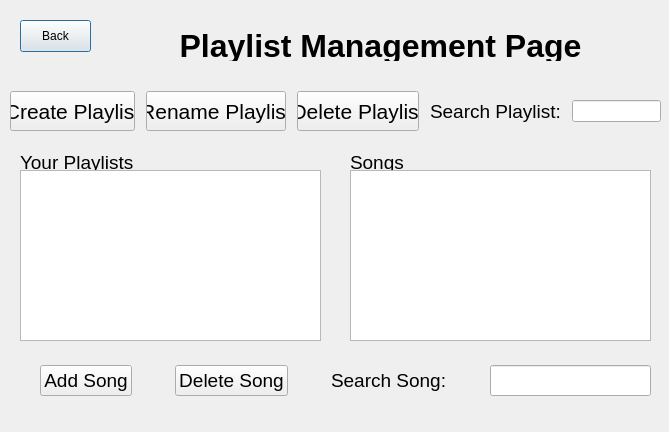
david-boules/Music-Playlist-Manager, file Music-Manager/playlistmanagement.ui: the form before one commit.
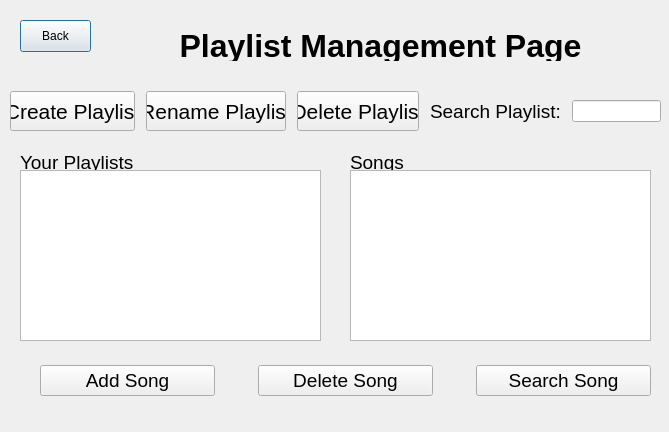
The form after the commit.

Diff of the .ui file:
```diff
--- a/Music-Manager/playlistmanagement.ui
+++ b/Music-Manager/playlistmanagement.ui
@@ -241,21 +241,12 @@
      </widget>
     </item>
     <item>
-     <widget class="QLabel" name="label">
-      <property name="font">
-       <font>
-        <family>Arial</family>
-        <pointsize>14</pointsize>
-       </font>
-      </property>
+     <widget class="QPushButton" name="SearchSong">
       <property name="text">
-       <string>Search Song:</string>
+       <string>Search Song</string>
       </property>
      </widget>
     </item>
-    <item>
-     <widget class="QLineEdit" name="lineEdit_2"/>
-    </item>
    </layout>
   </widget>
  </widget>
```
